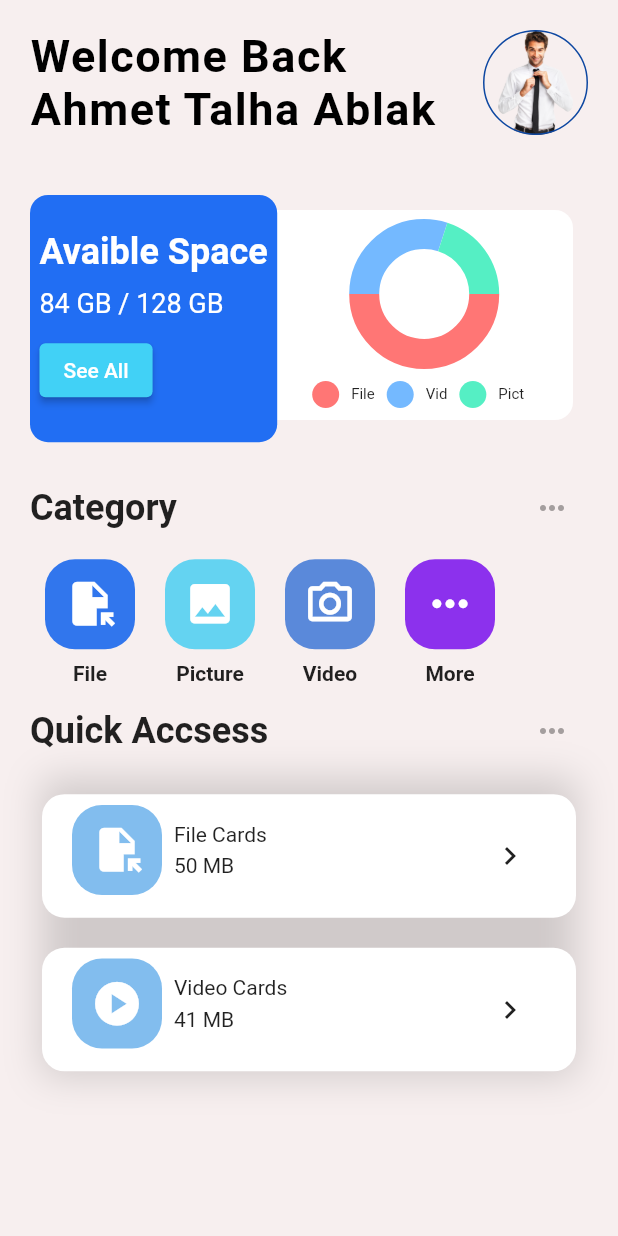
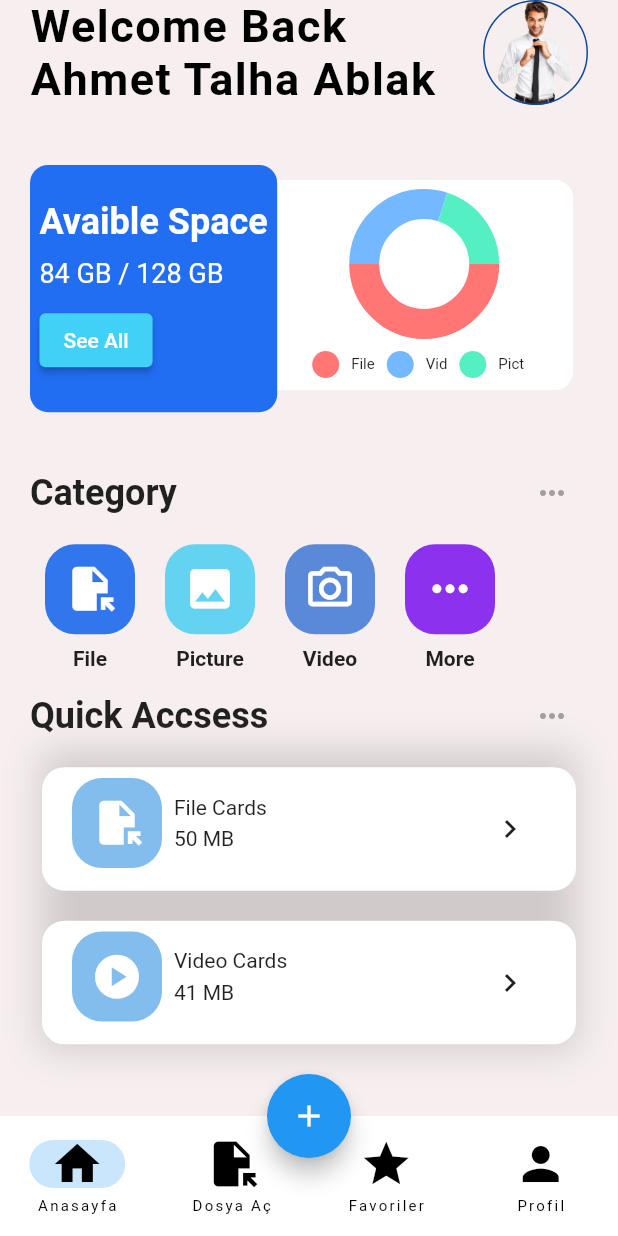
Before and after one commit to atalhaablak/dropbox_app, a Flutter app: the screen it shows after launch, on a phone screen of 412 x 824 dp. Run offline on Flutter 3.47's test engine with Material 2 defaults, Android fonts, the light colour scheme and no system bars; drawn by our look-alikes of pie_chart; our stand-ins replace google_fonts.

Commit message:
Bugs Fixed and NavigtanBar added.

```diff
--- a/lib/screens/home_page.dart
+++ b/lib/screens/home_page.dart
@@ -1,13 +1,21 @@
 import 'package:dropbox_app/products/quick_accsess_listview.dart';
+import 'package:dropbox_app/screens/temporary/temporary_screens.dart';
 import 'package:flutter/material.dart';
 import 'package:google_fonts/google_fonts.dart';
 import 'package:pie_chart/pie_chart.dart';
+import '../products/category_listview.dart';
 
-import '../products/category_listview.dart';
-import '../products/widgets/custom_clasour.dart';
+class HomePage extends StatefulWidget {
+  HomePage({Key? key}) : super(key: key);
 
-class HomePage extends StatelessWidget {
-  HomePage({Key? key}) : super(key: key);
+  @override
+  State<HomePage> createState() => _HomePageState();
+}
+
+class _HomePageState extends State<HomePage> {
+  int selectedIndex = 0;
+
+  List pages = [HomePage(), FilePage(), StarPage(), ProfilePage()];
 
   @override
   Widget build(BuildContext context) {
@@ -15,25 +23,57 @@ class HomePage extends StatelessWidget {
       backgroundColor: Color.fromARGB(255, 247, 239, 239),
       body: SafeArea(
         child: Padding(
-          padding: const EdgeInsets.all(20),
+          padding: const EdgeInsets.symmetric(horizontal: 20),
+          child: SingleChildScrollView(
+            physics: NeverScrollableScrollPhysics(),
             child: Column(
               children: [
                 const _HomePageAppBar(name: "Ahmet Talha Ablak"),
                 SizedBox(height: 40),
                 _AvaibleSpace(context),
-              SizedBox(height: 20),
+                SizedBox(height: 30),
                 InterHeadButton(text: "Category", onPressed: () {}),
                 SizedBox(height: 10),
                 _categoryList(context),
                 InterHeadButton(text: "Quick Accsess", onPressed: () {}),
                 Padding(
-                padding: const EdgeInsets.all(8.0),
+                  padding: const EdgeInsets.symmetric(horizontal: 8.0),
                   child: _quickAccsessList(context),
                 ),
               ],
             ),
           ),
         ),
+      ),
+      bottomNavigationBar: NavigationBar(
+        backgroundColor: Colors.white,
+        destinations: const [
+          NavigationDestination(
+            icon: Icon(Icons.home, size: 36),
+            label: "Anasayfa",
+          ),
+          NavigationDestination(
+            icon: Icon(Icons.file_open, size: 36),
+            label: "Dosya Aç",
+          ),
+          NavigationDestination(
+            icon: Icon(Icons.star, size: 36),
+            label: "Favoriler",
+          ),
+          NavigationDestination(
+            icon: Icon(Icons.person, size: 36),
+            label: "Profil",
+          ),
+        ],
+        selectedIndex: selectedIndex,
+        onDestinationSelected: (value) {
+          setState(() {
+            selectedIndex = value;
+          });
+        },
+      ),
+      floatingActionButton: FloatingActionButton(onPressed: () {}, child: Icon(Icons.add)),
+      floatingActionButtonLocation: FloatingActionButtonLocation.centerDocked,
     );
   }
 
@@ -52,7 +92,7 @@ class HomePage extends StatelessWidget {
     );
   }
 
-  Stack _AvaibleSpace(BuildContext context) {
+  Widget _AvaibleSpace(BuildContext context) {
     return Stack(
       children: [
         Positioned(
@@ -74,9 +114,7 @@ class HomePage extends StatelessWidget {
         ),
         Row(
           children: [
-            Positioned(
-              left: 0,
-              child: Container(
+            Container(
               width: MediaQuery.of(context).size.width * 0.4,
               height: MediaQuery.of(context).size.height * 0.20,
               decoration: BoxDecoration(borderRadius: BorderRadius.circular(12), color: Color.fromARGB(255, 33, 110, 243)),
@@ -102,7 +140,6 @@ class HomePage extends StatelessWidget {
                       style: ElevatedButton.styleFrom(primary: Color.fromARGB(255, 65, 209, 246)),
                     ),
                   ],
-                  ),
                 ),
               ),
             ),
```
Also changed, not shown: lib/products/widgets/custom_botnavbar.dart (+28 -2 lines), lib/screens/temporary/temporary_screens.dart (added, +28 -0 lines). Lines whose indentation alone changed are shown as unchanged.
